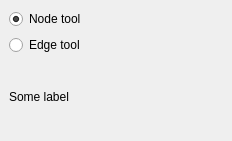
The window that Umbra/umbra_dockwidget_base.ui (rustychris/umbra) describes before a commit, drawn with Qt 5.
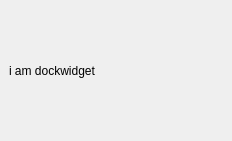
The same window after the commit.

The edit to the form file:
```diff
--- a/Umbra/umbra_dockwidget_base.ui
+++ b/Umbra/umbra_dockwidget_base.ui
@@ -16,33 +16,16 @@
   <widget class="QWidget" name="dockWidgetContents">
    <layout class="QGridLayout" name="gridLayout">
     <item row="0" column="0">
-     <widget class="QRadioButton" name="radioButton">
-      <property name="text">
-       <string>Node tool</string>
-      </property>
-      <property name="checked">
-       <bool>true</bool>
-      </property>
-     </widget>
-    </item>
-    <item row="2" column="0">
      <layout class="QVBoxLayout" name="verticalLayout">
       <item>
        <widget class="QLabel" name="label">
         <property name="text">
-         <string>Some label</string>
+         <string>i am dockwidget</string>
         </property>
        </widget>
       </item>
      </layout>
     </item>
-    <item row="1" column="0">
-     <widget class="QRadioButton" name="radioButton_2">
-      <property name="text">
-       <string>Edge tool</string>
-      </property>
-     </widget>
-    </item>
    </layout>
   </widget>
  </widget>
```
